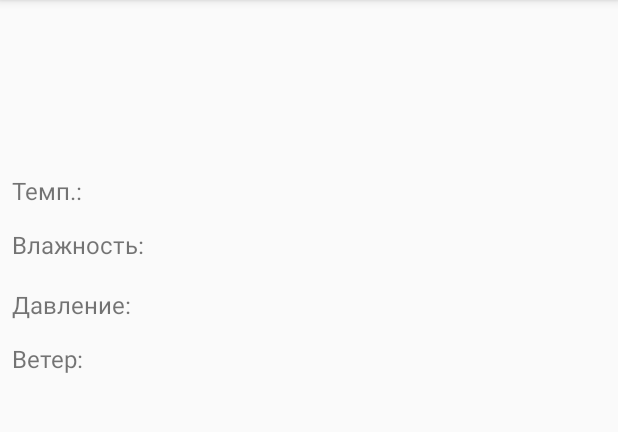
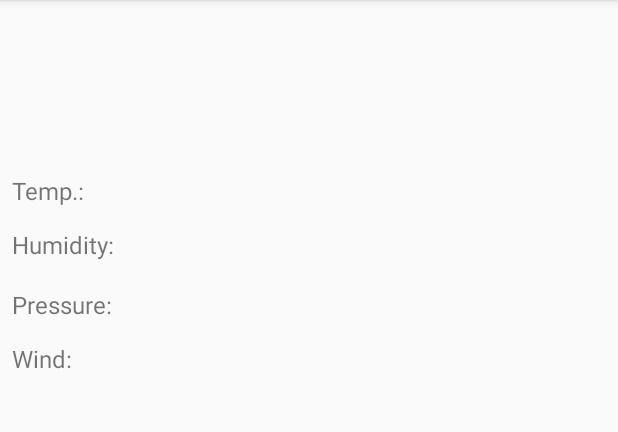
Before and after one commit to Adelina609/weather_app, an Android app: the DetailsActivity screen opened directly, with no data from a screen before it, on a phone screen of 412 x 824 dp, the part 84-516 px from its top. Run offline under Robolectric (Android 15) with nearby library versions, the phone set to English and light mode, and no system bars; plain views replace ConstraintLayout.

Commit message:
add locale

```diff
--- a/app/src/main/res/values/strings.xml
+++ b/app/src/main/res/values/strings.xml
@@ -7,8 +7,8 @@
     <string name="provider_gps">GPS</string>
     <string name="provider_network">Network</string>
     <string name="location_settings">Location settings</string>
-    <string name="temperature_rus">Темп.:</string>
-    <string name="humidity">Влажность:</string>
-    <string name="pressure">Давление:</string>
-    <string name="wind_to">Ветер:</string>
+    <string name="temperature_rus">Temp.:</string>
+    <string name="humidity">Humidity:</string>
+    <string name="pressure">Pressure:</string>
+    <string name="wind_to">Wind:</string>
 </resources>
```
Also changed, not shown: 1 other file.
